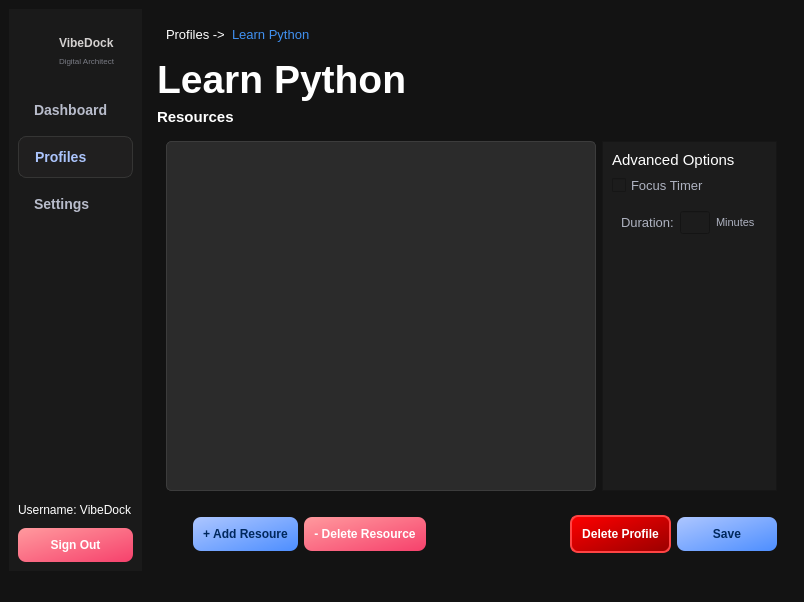
Above: editprofile.ui from 2012hhh2012/final-app-project before the change. Below: the same form after it.
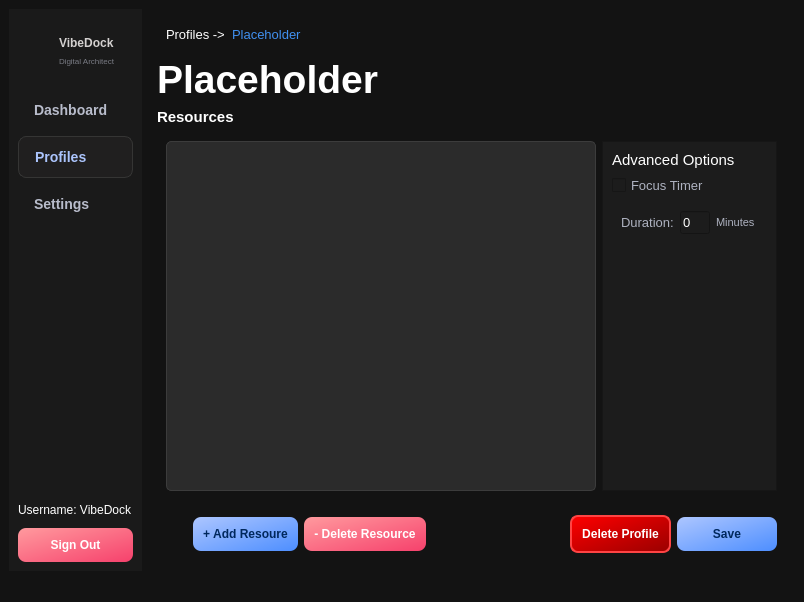
That is the form after the change. Icons and pictures are not drawn.

Patch:
```diff
--- a/editprofile.ui
+++ b/editprofile.ui
@@ -287,7 +287,7 @@
              <string notr="true">color: #4090f0;</string>
             </property>
             <property name="text">
-             <string>Learn Python</string>
+             <string>Placeholder</string>
             </property>
            </widget>
           </item>
@@ -309,7 +309,7 @@
 </string>
          </property>
          <property name="text">
-          <string>Learn Python</string>
+          <string>Placeholder</string>
          </property>
         </widget>
        </item>
@@ -484,7 +484,7 @@
                    </font>
                   </property>
                   <property name="text">
-                   <string/>
+                   <string>0</string>
                   </property>
                   <property name="clearButtonEnabled">
                    <bool>false</bool>
```
